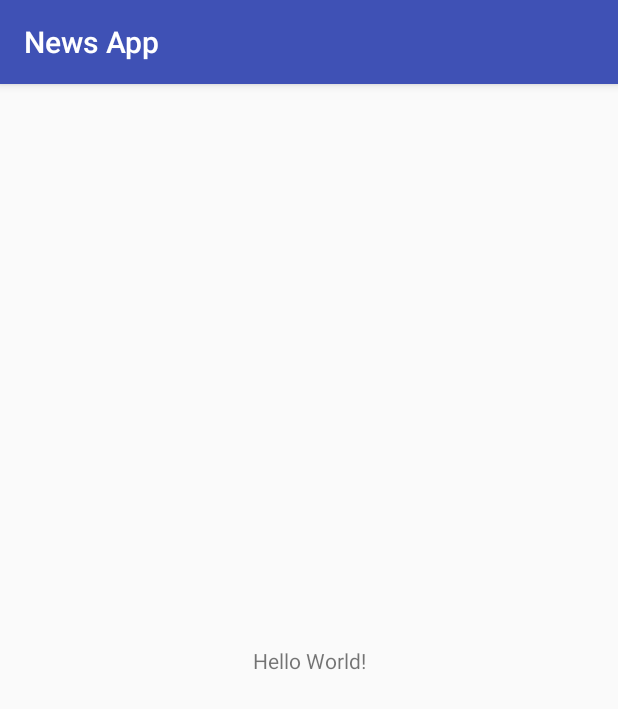
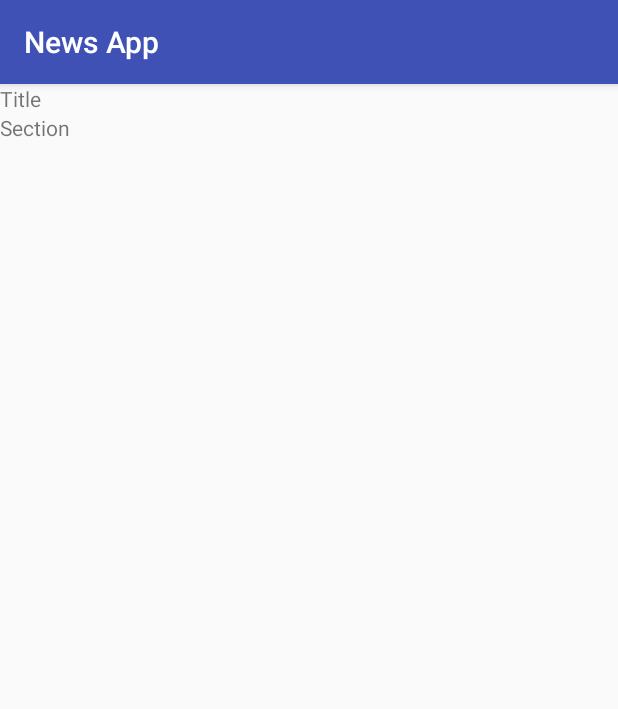
Before and after one commit to chrisabbod/news-app, an Android app: the screen it shows after launch (MainActivity), on a phone screen of 412 x 824 dp. Shown: the top 709 px of the screen. Run offline under Robolectric (Android 15) with nearby library versions, the phone set to English and light mode, and no system bars.

Commit message:
<feat>: Add Title and Section Text to activity_main.xml

```diff
--- a/app/src/main/AndroidManifest.xml
+++ b/app/src/main/AndroidManifest.xml
@@ -1,6 +1,8 @@
 <?xml version="1.0" encoding="utf-8"?>
 <manifest xmlns:android="http://schemas.android.com/apk/res/android"
     package="com.example.android.newsapp">
+
+    <uses-permission android:name="android.permission.INTERNET"/>
 
     <application
         android:allowBackup="true"
--- a/app/src/main/res/layout/activity_main.xml
+++ b/app/src/main/res/layout/activity_main.xml
@@ -1,18 +1,21 @@
 <?xml version="1.0" encoding="utf-8"?>
-<android.support.constraint.ConstraintLayout xmlns:android="http://schemas.android.com/apk/res/android"
-    xmlns:app="http://schemas.android.com/apk/res-auto"
+<LinearLayout xmlns:android="http://schemas.android.com/apk/res/android"
     xmlns:tools="http://schemas.android.com/tools"
     android:layout_width="match_parent"
     android:layout_height="match_parent"
-    tools:context=".MainActivity">
+    tools:context=".MainActivity"
+    android:orientation="vertical">
 
     <TextView
+        android:id="@+id/title"
         android:layout_width="wrap_content"
         android:layout_height="wrap_content"
-        android:text="Hello World!"
-        app:layout_constraintBottom_toBottomOf="parent"
-        app:layout_constraintLeft_toLeftOf="parent"
-        app:layout_constraintRight_toRightOf="parent"
-        app:layout_constraintTop_toTopOf="parent" />
+        android:text="Title" />
 
-</android.support.constraint.ConstraintLayout>
+    <TextView
+        android:id="@+id/section"
+        android:layout_width="wrap_content"
+        android:layout_height="wrap_content"
+        android:text="Section" />
+
+</LinearLayout>
```
